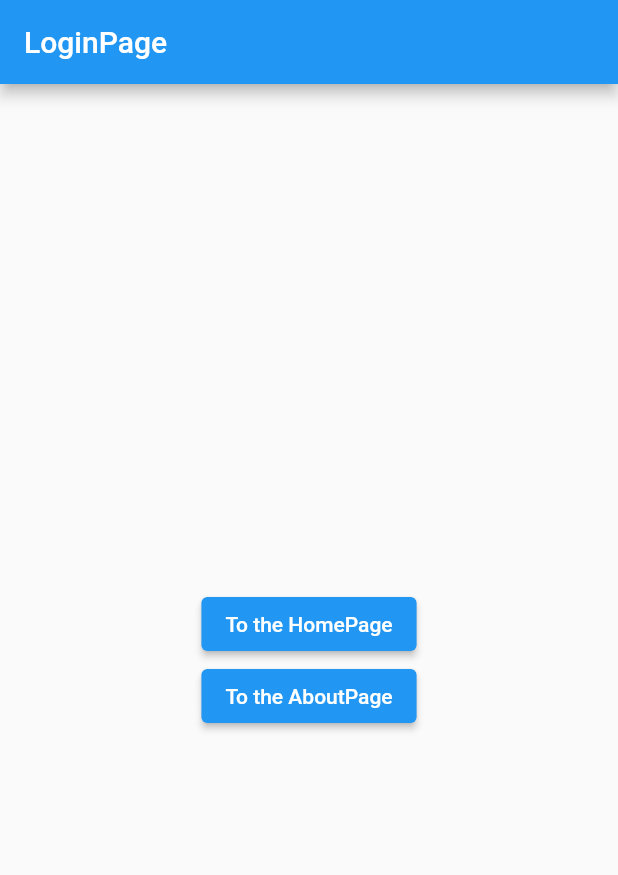
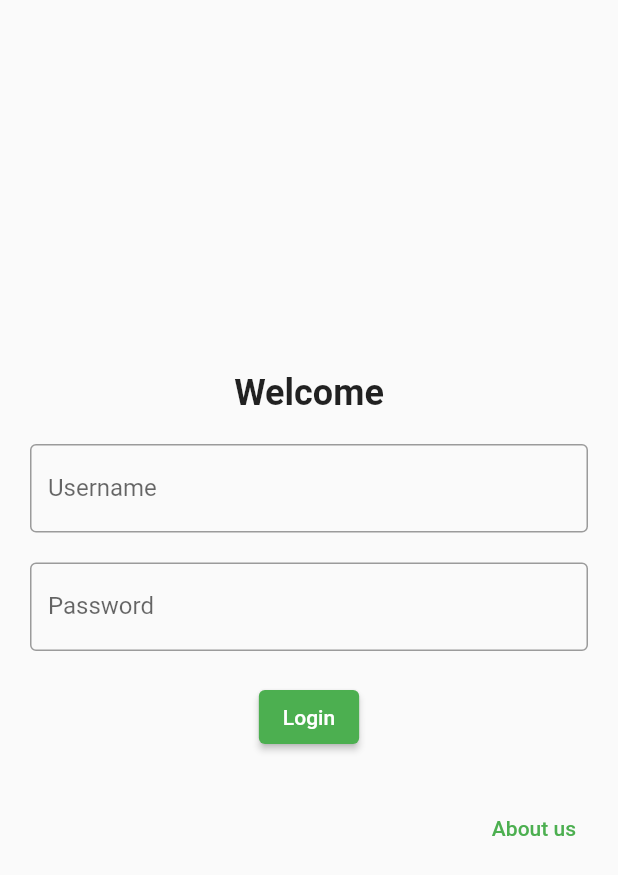
Before and after one commit to DanielaMulas/my_app, a Flutter app: the screen it shows after launch, on a phone screen of 412 x 824 dp. Shown: the top 875 px of the screen. Run offline on Flutter 3.47's test engine with Material 2 defaults, Android fonts, the phone set to English and light mode, and no system bars; our stand-ins replace country_picker, flutter_login, material_design_icons_flutter.

Commit message:
commit christian

```diff
--- a/lib/main.dart
+++ b/lib/main.dart
@@ -13,7 +13,7 @@ class MyApp extends StatelessWidget {
     return MaterialApp(
       title: 'NomeApp',
       theme: ThemeData(
-        primarySwatch: Colors.blue,
+        primarySwatch: Colors.green,
       ),
       home: LoginPage(),
     );
--- /dev/null
+++ b/lib/models/userprofile.dart
@@ -0,0 +1,6 @@
+class UserProfile{
+
+  String username = "christian"; // username example
+  String password = "biomedica"; // password example
+
+}
--- a/lib/screens/aboutpage.dart
+++ b/lib/screens/aboutpage.dart
@@ -6,9 +6,7 @@ class AboutPage extends StatelessWidget {
 
   @override
   Widget build(BuildContext context) {
-    return WillPopScope(
-      onWillPop: () async => false, // the screen does not close automatically when the back button is pressed
-      child: Scaffold(
+    return Scaffold(
         appBar: AppBar(
           leading: GestureDetector(
             child: Icon(Icons.arrow_back_ios), // the default arrow icon button has been changed to one having more style
@@ -74,8 +72,7 @@ class AboutPage extends StatelessWidget {
             ),
           ),
         ),
-      ),
-    ); // WillPopScope give us control over the back button action
+      );// WillPopScope give us control over the back button action
   }
 }
 
--- a/lib/screens/loginpage.dart
+++ b/lib/screens/loginpage.dart
@@ -1,52 +1,102 @@
 import 'package:flutter/material.dart';
 import 'package:material_design_icons_flutter/material_design_icons_flutter.dart';
+import 'package:flutter_login/flutter_login.dart';
 import 'package:my_app/screens/homepage.dart';
 import 'package:my_app/screens/aboutpage.dart';
-import 'package:flutter_login/flutter_login.dart';
+import 'package:my_app/models/userprofile.dart';
 
-class LoginPage extends StatelessWidget{
-  const LoginPage({Key? key}) : super(key:key);
+class LoginPage extends StatefulWidget {
+  @override
+  _LoginPageState createState() => _LoginPageState();
+}
 
-  static const routeDisplayName = 'LoginPage';
+class _LoginPageState extends State<LoginPage> {
+  TextEditingController _usernameController = TextEditingController();
+  TextEditingController _passwordController = TextEditingController();
 
+  String _errorMessage = '';
+
+  final UserProfile _user = UserProfile();
+
+  void _login() {
+    String enteredUsername = _usernameController.text;
+    String enteredPassword = _passwordController.text;
+
+    if (enteredUsername == _user.username && enteredPassword == _user.password) {
+      Navigator.push(context, MaterialPageRoute(builder: (context) => HomePage()));
+      _errorMessage = '';
+    } else {
+      _errorMessage = 'Invalid username or password';
+    }
+
+    setState(() {});
+  }
 
   @override
-  Widget build(BuildContext context){
-    print('$LoginPage.routeDisplayName');
+  void dispose() {
+    _usernameController.dispose();
+    _passwordController.dispose();
+    super.dispose();
+  }
 
+  @override
+  Widget build(BuildContext context) {
     return Scaffold(
-      appBar: AppBar(
-        title: Text(LoginPage.routeDisplayName),
-      ),
       body: Center(
+        child: Padding(
+          padding: const EdgeInsets.all(20.0),
+          child: SingleChildScrollView(
             child: Column(
               mainAxisAlignment: MainAxisAlignment.center,
               children: [
+                Text(
+                  'Welcome',
+                  style: TextStyle(
+                    fontSize: 24.0,
+                    fontWeight: FontWeight.bold,
+                  ),
+                ),
+                SizedBox(height: 20.0),
+                TextField(
+                  controller: _usernameController,
+                  decoration: InputDecoration(
+                    labelText: 'Username',
+                    border: OutlineInputBorder(),
+                  ),
+                ),
+                SizedBox(height: 20.0),
+                TextField(
+                  controller: _passwordController,
+                  obscureText: true,
+                  decoration: InputDecoration(
+                    labelText: 'Password',
+                    border: OutlineInputBorder(),
+                  ),
+                ),
+                SizedBox(height: 20.0),
                 ElevatedButton(
-              child: Text('To the HomePage'),
-              onPressed: () => _toHomePage(context),
+                  onPressed: _login,
+                  child: Text('Login'),
                 ),
-            ElevatedButton(
-              child: Text('To the AboutPage'),
-              onPressed: () => _toAboutPage(context),
+                SizedBox(height: 10.0),
+                Text(
+                  _errorMessage,
+                  style: TextStyle(
+                    color: Colors.red,
+                  ),
+                ),
+                Align(
+                  alignment: Alignment.bottomRight,
+                  child: TextButton(
+                    child: Text('About us'),
+                    onPressed: () => Navigator.push(context,MaterialPageRoute(builder: (context) => AboutPage())),
+                  ),
                 ),
               ],
             ),
           ),
-
+        ),
+      ),
     );
   }
-
-
-  void _toHomePage(BuildContext context){
-    //Pop
-    Navigator.pop(context);
-    //Push HomePage
-    Navigator.push(context, MaterialPageRoute(builder: (context) => HomePage()));
 }
-
-  void _toAboutPage(BuildContext context){
-    Navigator.push(context, MaterialPageRoute(builder: (context) => AboutPage()));
-  }
-
-}
--- a/lib/screens/models/FormModel.dart
+++ /dev/null
@@ -1,6 +0,0 @@
-class FormModel{
-  String email;
-  String password;
-
-  FormModel({required this.email, required this.password});
-}
```
Also changed, not shown: pubspec.lock. Lines whose indentation alone changed are shown as unchanged.
